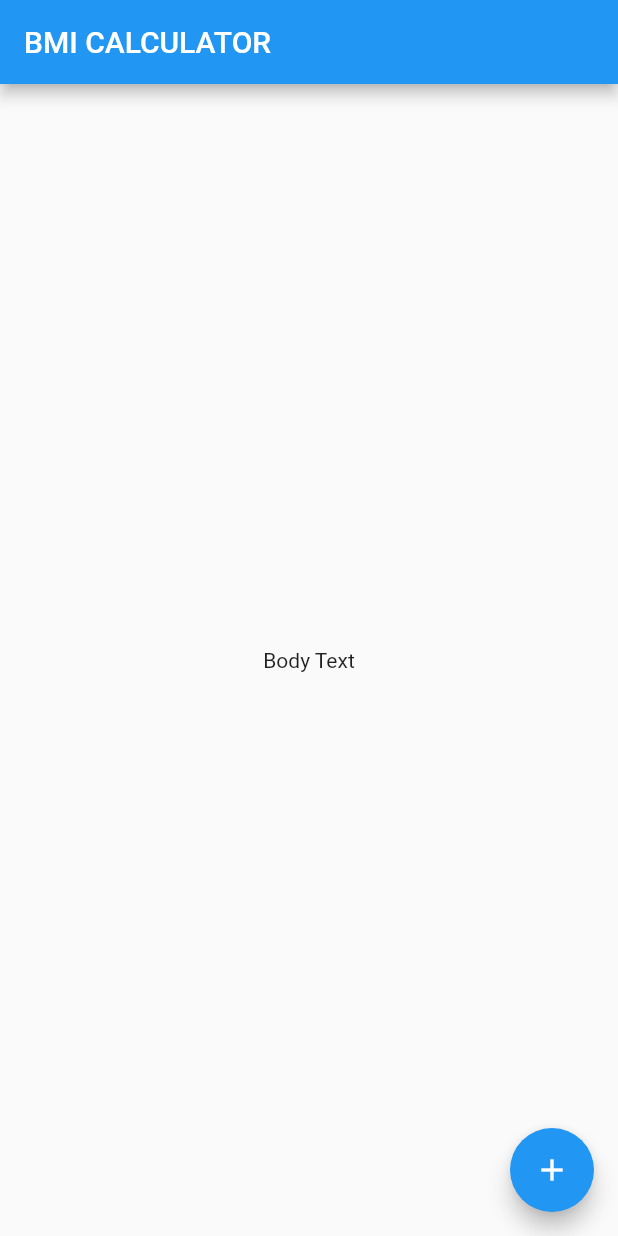
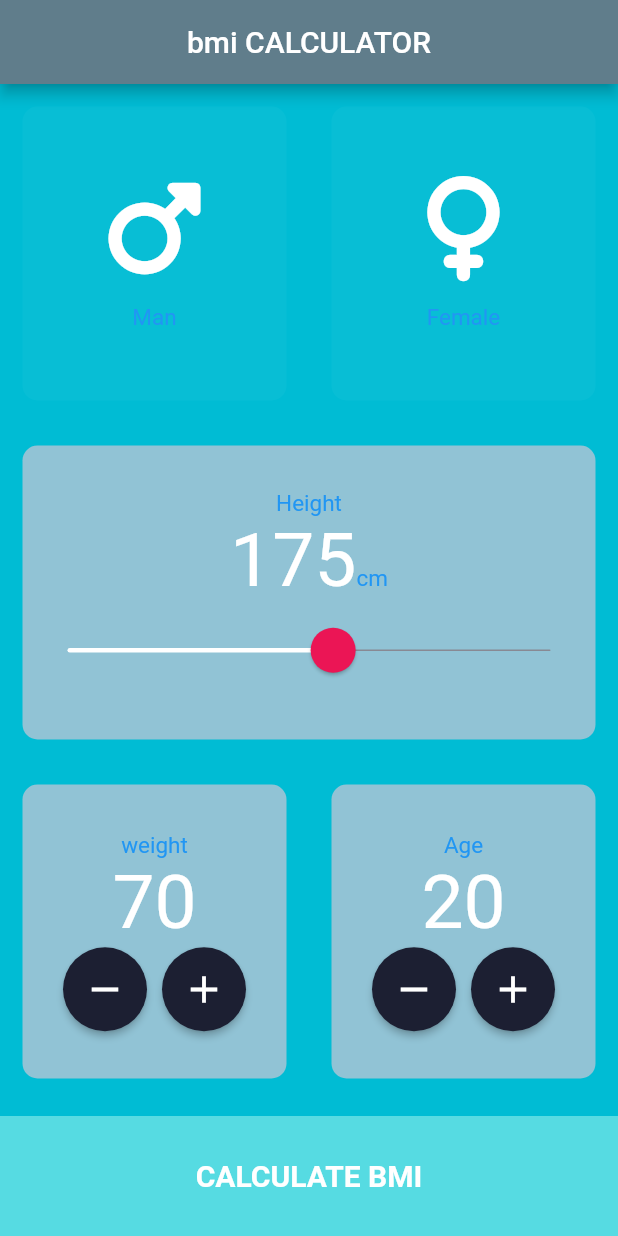
Before and after one commit to HeratUni-CS/bmi-calculator-hohanif, a Flutter app: the screen it shows after launch, on a phone screen of 412 x 824 dp. Run offline on Flutter 3.47's test engine with Material 2 defaults, Android fonts, the phone set to English and light mode, and no system bars; our stand-ins replace font_awesome_flutter.

Commit message:
commit submit

```diff
--- /dev/null
+++ b/lib/bmi_brain.dart
@@ -0,0 +1,38 @@
+
+import 'dart:math';
+
+class BMIBRAIN {
+  int height ;
+  int weight;
+  double bmi =0;
+  BMIBRAIN({required this.height, required this.weight}){
+
+    bmi = weight/pow((height/100),2);
+
+  }
+  String getresult(){
+    if(bmi < 18){
+      return "UNDERWEIGHT";
+    }else if(bmi < 25){
+      return "NORMAL";
+    }else if(bmi<30){
+      return "OVERWEIGHT";
+    }else{
+      return "owse";
+    }
+  }
+  String getBmi(){
+    return bmi.toStringAsFixed(2);
+  }
+  String getinterpretation(){
+    if(bmi < 18.5){
+      return "you are dying ,eat something";
+    }else if(bmi < 25){
+      return "you are good to go";
+    }else if(bmi<30){
+      return "you are to fat , excercise";
+    }else{
+      return "you are exploding..";
+    }
+  }
+}
--- /dev/null
+++ b/lib/bottom_button.dart
@@ -0,0 +1,27 @@
+import 'package:flutter/material.dart';
+import '../constants.dart';
+
+class bottombutton extends StatelessWidget {
+  void Function() onpressed;
+  String label;
+
+  bottombutton({ required this.onpressed,required this.label});
+
+  @override
+  Widget build(BuildContext context) {
+    return InkWell(
+      onTap: onpressed,
+      child: Container(
+        width: double.infinity,
+        height: 80,
+        color: Color(0x89A0F5EE),
+        margin: EdgeInsets.only(top: 10),
+        child: Center(
+          child: Text(
+            label,style: kLargeButtonStyle,
+            ),
+        ),
+      ),
+    );
+  }
+}
--- /dev/null
+++ b/lib/constants.dart
@@ -0,0 +1,29 @@
+import 'package:flutter/material.dart';
+
+const kLargeButtonStyle = TextStyle(fontWeight: FontWeight.bold,fontSize: 20);
+const kStylenumber=TextStyle(fontSize: 50);
+const kBottomcontainercolor= Color(0xDFFFFFF);
+const kActivecolor= Color(0xBEC2C5D5);
+const kInactivecolor=Color(0x8FFFFFF);
+
+const kLabelstyle = TextStyle(
+  fontSize: 15,
+  fontWeight: FontWeight.w400,
+  color: Colors.blue,
+);
+
+
+
+const kResualtTextStyle=TextStyle(
+  fontSize: 22,
+  fontWeight: FontWeight.bold,
+  color: Color(0xFF24D876),
+);
+
+const kBMITextStyle= TextStyle(
+      fontSize: 10,
+      fontWeight: FontWeight.bold,
+);
+const kBodyTextStyle=TextStyle(
+  fontSize: 22,
+);
--- /dev/null
+++ b/lib/container_content.dart
@@ -0,0 +1,29 @@
+import 'package:flutter/material.dart';
+import '../constants.dart';
+
+
+class IconContent extends StatelessWidget {
+
+  final IconData iconData;
+  final String label;
+
+  IconContent({ required this.iconData, required this.label});
+  @override
+  Widget build(BuildContext context) {
+    return Column(
+      mainAxisAlignment: MainAxisAlignment.center,
+      children: [
+        Icon(
+          iconData,
+          size: 70,
+        ),
+        SizedBox(
+          height:15,
+        ),
+        Text(
+          label,style: kLabelstyle,
+        ),
+      ],
+    );
+  }
+}
--- /dev/null
+++ b/lib/input_file.dart
@@ -0,0 +1,186 @@
+import 'package:bmi_starting/bmi_brain.dart';
+import 'package:flutter/material.dart';
+import 'package:font_awesome_flutter/font_awesome_flutter.dart';
+import 'reausable.dart';
+import 'container_content.dart';
+import 'constants.dart';
+import 'result_page.dart';
+import 'bottom_button.dart';
+import 'round_icon_button.dart';
+
+enum gender {
+  male,
+  female,
+}
+class InputPage extends StatefulWidget {
+  @override
+  State<InputPage> createState() => _InputPageState();
+}
+class _InputPageState extends State<InputPage> {
+ gender? sg ;
+ int height =175;
+ int weight =70;
+ int age= 20;
+  @override
+  Widget build(BuildContext context) {
+    return Scaffold(
+        appBar: AppBar(
+          title: Center(child: Text('bmi CALCULATOR')),
+        ),
+        body: Column(
+          children: [
+            Expanded(
+                child: Row(
+              children: [
+                reusableWidget(
+                  onpressed: () {
+                    setState(() {
+                      sg=gender.male;
+                    });
+                  },
+                      color: (sg == gender.male) ? kActivecolor :kInactivecolor,
+                      child: IconContent(iconData: FontAwesomeIcons.mars,
+                      label: "Man",
+                  ),
+                ),
+                reusableWidget(
+                  onpressed: (){
+                    setState(() {
+                      sg=gender.female;
+                    });
+                  },
+                      color: (sg == gender.female)? kActivecolor :kInactivecolor,
+                      child: IconContent(iconData: FontAwesomeIcons.venus,
+                      label: "Female"),
+                ),
+              ],
+            )),
+            reusableWidget(
+              child: Column(
+                mainAxisAlignment: MainAxisAlignment.center,
+                children: [
+                  Text("Height",style: kLabelstyle,
+                  ),
+                  Row(
+                    mainAxisAlignment: MainAxisAlignment.center,
+                    crossAxisAlignment: CrossAxisAlignment.baseline,
+                    textBaseline: TextBaseline.alphabetic,
+                    children: [
+                      Text(
+                        height.toString(),
+                        style: kStylenumber,
+                      ),
+                      Text("cm",style: kLabelstyle,),
+                    ],
+                  ),
+                  SliderTheme(
+                    data: SliderThemeData(
+                      trackHeight: 1,
+                      thumbShape: RoundSliderThumbShape(enabledThumbRadius: 15),
+                      overlayShape: RoundSliderOverlayShape(overlayRadius: 30),
+                      activeTrackColor: Colors.white,
+                      inactiveTrackColor: Color(0xFF888993),
+                      thumbColor: Color(0xFFEB1555),
+                      overlayColor: Color(0x27EB1555),
+                    ),
+                    child: Slider(
+                        value:height.toDouble(),
+                        onChanged:(double value) {
+                          setState(() {
+                            height=value.round();
+                          });
+                        },
+                        min: 120,
+                        max: 220,
+                    ),
+                  ),
+                ],
+              ),
+                color: kActivecolor
+            ),
+            Expanded(
+                child: Row(
+              children: [
+                reusableWidget(
+                    color: kActivecolor,
+                    child: Column(
+                      mainAxisAlignment: MainAxisAlignment.center,
+                      children: [
+                        Text("weight",style: kLabelstyle,
+                        ),
+                        Text(weight.toString(),style: kStylenumber,
+                        ),
+                        Row(
+                          mainAxisAlignment: MainAxisAlignment.center,
+                          children: [
+                            RoundIconButton(icondata:Icons.remove,onpressed: (){
+                              setState(() {
+                                weight--;
+                              });
+                            }),
+                            SizedBox(
+                              width: 10,
+                            ),
+                           RoundIconButton(icondata: Icons.add,onpressed: (){
+                             setState(() {
+                               weight++;
+                             });
+                           },),
+                          ],
+                        ),
+                      ],
+                    ),
+                ),
+                reusableWidget(
+                    color: kActivecolor,
+                  child: Column(
+                    mainAxisAlignment: MainAxisAlignment.center,
+                children: [
+                Text("Age",style: kLabelstyle,
+                ),
+                Text(age.toString(),style: kStylenumber,
+                ),
+                Row(
+                  mainAxisAlignment: MainAxisAlignment.center,
+                  children: [
+                    RoundIconButton(icondata:Icons.remove,onpressed: (){
+                      setState(() {
+                        age--;
+                      });
+                    }),
+                    SizedBox(
+                      width: 10,
+                    ),
+                    RoundIconButton(icondata: Icons.add,onpressed: (){
+                      setState(() {
+                        age++;
+                      });
+                    },),
+                  ],
+                ),
+              ],
+                ),
+                ),
+              ],
+            ),
+            ),
+              bottombutton(onpressed:(){
+              BMIBRAIN bmi= BMIBRAIN(height: height, weight: weight);
+              Navigator.push(
+                context,
+                MaterialPageRoute(builder: (context){
+                  return ResultPage(
+                      result: bmi.getresult(),
+                      bmi: bmi.getBmi(),
+                      interpretation: bmi.getinterpretation(),
+                  );
+                },
+                ),
+              );
+            },
+            label: "CALCULATE BMI",),
+          ],
+        ),
+    );
+  }
+}
--- a/lib/main.dart
+++ b/lib/main.dart
@@ -1,35 +1,21 @@
+import 'bottom_button.dart';
 import 'package:flutter/material.dart';
+import 'package:flutter/services.dart';
+import 'input_file.dart';
+import 'input_file.dart';
 
 void main() => runApp(BMICalculator());
 
 class BMICalculator extends StatelessWidget {
   @override
   Widget build(BuildContext context) {
+
     return MaterialApp(
-      home: InputPage(),
+      theme: ThemeData.dark().copyWith(
+        appBarTheme: AppBarTheme(backgroundColor: Colors.blueGrey,),
+        scaffoldBackgroundColor: Colors.cyan,
+      ),
+      home:InputPage(),
     );
   }
 }
-
-class InputPage extends StatefulWidget {
-  @override
-  State<InputPage> createState() => _InputPageState();
-}
-
-class _InputPageState extends State<InputPage> {
-  @override
-  Widget build(BuildContext context) {
-    return Scaffold(
-      appBar: AppBar(
-        title: Text('BMI CALCULATOR'),
-      ),
-      body: Center(
-        child: Text('Body Text'),
-      ),
-      floatingActionButton: FloatingActionButton(
-        onPressed: () {},
-        child: Icon(Icons.add),
-      ),
-    );
-  }
-}
--- /dev/null
+++ b/lib/reausable.dart
@@ -0,0 +1,25 @@
+import 'package:flutter/material.dart';
+
+class reusableWidget extends StatelessWidget {
+  reusableWidget({required this.color, this.child, this.onpressed});
+  final Color color;
+  final Widget? child;
+  final void Function()? onpressed;
+  @override
+  Widget build(BuildContext context) {
+    return Expanded(
+        child: InkWell(
+          onTap: onpressed ,
+          child: Container(
+            width: double.infinity,
+            height: double.infinity,
+            child: child,
+            margin:EdgeInsets.all(15) ,
+            decoration: BoxDecoration(
+              borderRadius: BorderRadius.circular(10),
+              color: color,
+            ),
+          ),
+        ));
+  }
+}
--- /dev/null
+++ b/lib/round_icon_button.dart
@@ -0,0 +1,19 @@
+import 'package:flutter/material.dart';
+
+class RoundIconButton extends StatelessWidget {
+  final IconData icondata;
+  final void Function() onpressed;
+
+  RoundIconButton({required this.icondata,required this.onpressed});
+  @override
+  Widget build(BuildContext context) {
+    return RawMaterialButton(
+      onPressed: onpressed ,
+      fillColor: const Color(0xFF1C1F32),
+      shape: const CircleBorder(),
+      constraints: const BoxConstraints.tightFor(height:56.0,width:56.0),
+      child: Icon(icondata,size: 30,),
+    );
+
+  }
+}
```
Also changed, not shown: lib/result_page.dart (added, +52 -0 lines).
